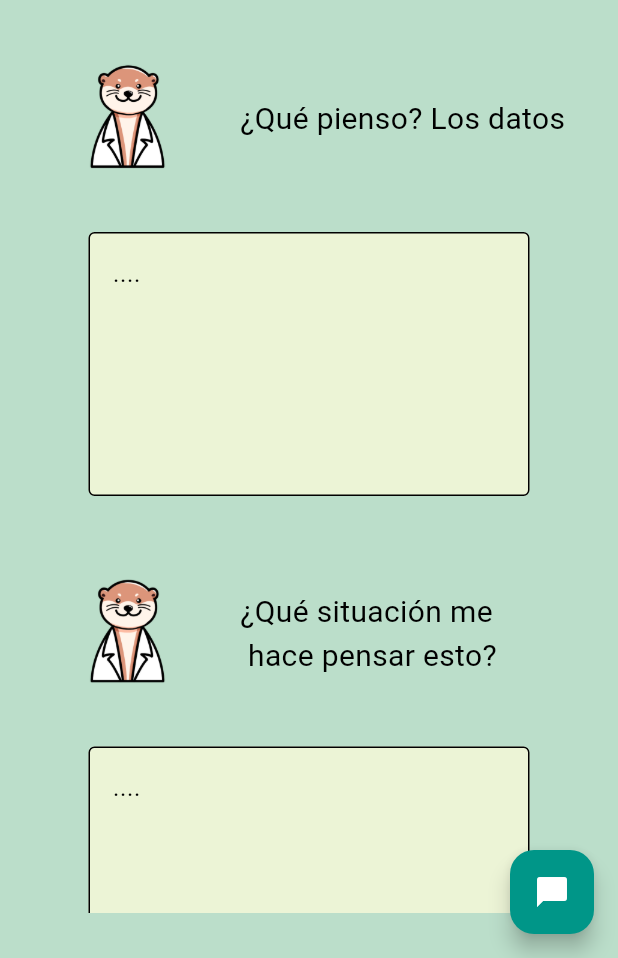
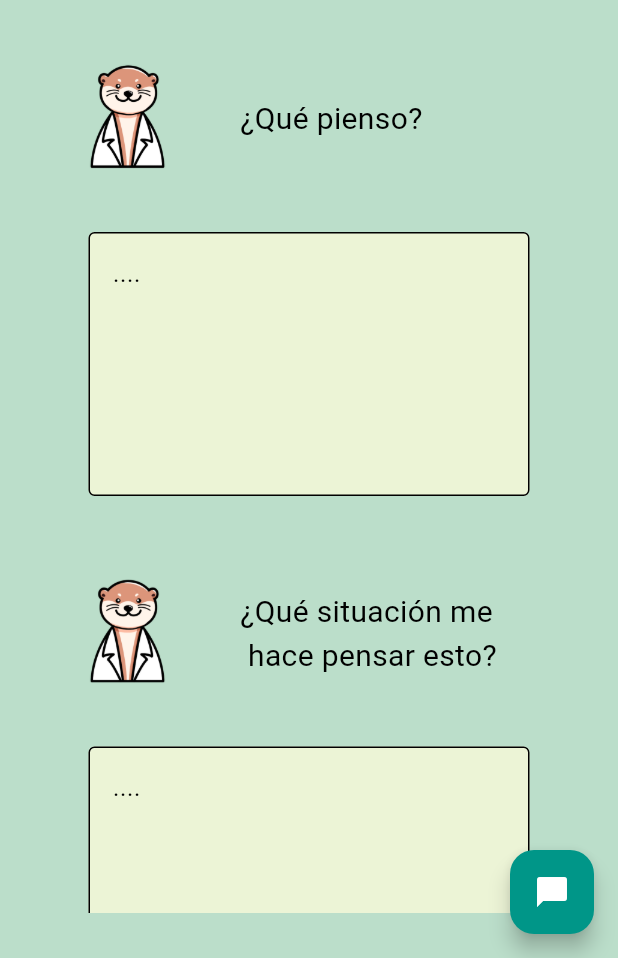
Before and after one commit to ayehappy8/U-Mind, a Flutter app: the screen it shows after launch, swiped to page 2, on a phone screen of 412 x 824 dp, the part 278-1236 px from its top. Run offline on Flutter 3.47's test engine with Material 3 defaults, Android fonts, the phone set to English and light mode, and no system bars; our stand-ins replace cloud_firestore, firebase_core, table_calendar; missing offline and left inert: pelaicons; accounts and stored records are empty.

Commit message:
Errorr fix

```diff
--- a/lib/screens/pensamiento.dart
+++ b/lib/screens/pensamiento.dart
@@ -81,8 +81,7 @@ class _PensamientoState extends State<Pensamiento> {
                     width: 150.0,
                     child: Image.asset('assets/mascota.png'),
                   ),
-                  Text(
-                      style: TextStyle(fontSize: 20), "¿Qué pienso? Los datos"),
+                  Text(style: TextStyle(fontSize: 20), "¿Qué pienso?"),
                 ]),
                 SizedBox(
                   height: 193,
```
